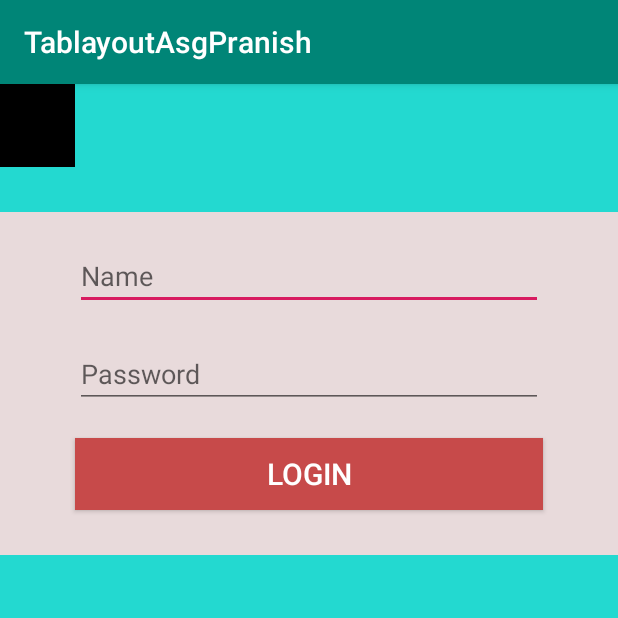
After one commit to pranishkessi/TablayoutAsgPranish, an Android app: the fragment LoginFragment shown on its own in the app's theme, on a phone screen of 412 x 824 dp, the top half of it. The commit adds this screen. Run offline under Robolectric (Android 15) with nearby library versions, the phone set to English and light mode, and no system bars.

Commit message:
Second Commit

```diff
--- a/app/build.gradle
+++ b/app/build.gradle
@@ -27,6 +27,7 @@ dependencies {
     implementation 'androidx.navigation:navigation-fragment:2.0.0'
     implementation 'androidx.navigation:navigation-ui:2.0.0'
     implementation 'androidx.lifecycle:lifecycle-extensions:2.0.0'
+    implementation 'androidx.legacy:legacy-support-v4:1.0.0'
     testImplementation 'junit:junit:4.12'
     androidTestImplementation 'androidx.test.ext:junit:1.1.1'
     androidTestImplementation 'androidx.test.espresso:espresso-core:3.2.0'
--- a/app/src/main/AndroidManifest.xml
+++ b/app/src/main/AndroidManifest.xml
@@ -12,7 +12,8 @@
         android:roundIcon="@mipmap/ic_launcher_round"
         android:supportsRtl="true"
         android:theme="@style/AppTheme">
-        <activity android:name=".DisplayMain"></activity>
+        <activity android:name=".NavMain"></activity>
+        <activity android:name=".DisplayMain" />
         <activity
             android:name=".MainActivity"
             android:label="@string/app_name"
--- /dev/null
+++ b/app/src/main/java/com/si/tablayoutasgpranish/LoginFragment.java
@@ -0,0 +1,78 @@
+package com.si.tablayoutasgpranish;
+
+import android.content.Context;
+import android.content.Intent;
+import android.net.Uri;
+import android.os.Bundle;
+
+import androidx.fragment.app.Fragment;
+
+import android.text.TextUtils;
+import android.view.LayoutInflater;
+import android.view.View;
+import android.view.ViewGroup;
+import android.widget.Button;
+import android.widget.EditText;
+import android.widget.Toast;
+
+import com.si.tablayoutasgpranish.implement.InterfaceClassIMPL;
+import com.si.tablayoutasgpranish.implement.TabLayoutInterface;
+import com.si.tablayoutasgpranish.model.Datacenter;
+
+
+public class LoginFragment extends Fragment {
+  EditText loginName, loginPassword;
+  Button btnlogin;
+
+
+    public LoginFragment() {
+        // Required empty public constructor
+    }
+
+
+
+
+    @Override
+    public View onCreateView(LayoutInflater inflater, ViewGroup container,
+                             Bundle savedInstanceState) {
+        View view = inflater.inflate(R.layout.fragment_login, container, false);
+        loginName = view.findViewById(R.id.loginName);
+        loginPassword = view.findViewById(R.id.loginPass);
+        btnlogin = view.findViewById(R.id.btnLogin);
+        btnlogin.setOnClickListener(new View.OnClickListener() {
+            @Override
+            public void onClick(View v) {
+
+            }
+        });
+        return view;
+    }
+
+
+    public void DataStore(){
+        Datacenter datacenter = new Datacenter();
+        String name = "", password = "";
+        if (!TextUtils.isEmpty(loginName.getText().toString())){
+            name = loginName.getText().toString();
+
+            if (!TextUtils.isEmpty(loginPassword.getText().toString())){
+                password = loginPassword.getText().toString();
+            }
+
+            else {
+                loginName.setError("Enter Name");
+                return;
+            }
+
+            TabLayoutInterface impl = new InterfaceClassIMPL();
+            if (impl.Checkuser(name,password)){
+                Toast.makeText(getActivity(), "Welcome" + name,  Toast.LENGTH_SHORT).show();
+                Intent intent = new Intent(getActivity(),)
+            }
+        }
+
+    }
+
+
+
+}
--- /dev/null
+++ b/app/src/main/res/layout/fragment_login.xml
@@ -0,0 +1,73 @@
+<?xml version="1.0" encoding="utf-8"?>
+<androidx.constraintlayout.widget.ConstraintLayout xmlns:android="http://schemas.android.com/apk/res/android"
+    xmlns:app="http://schemas.android.com/apk/res-auto"
+    xmlns:tools="http://schemas.android.com/tools"
+    android:layout_width="match_parent"
+    android:layout_height="match_parent"
+    android:background="#23d9d0"
+    tools:context=".LoginFragment">
+
+    <ImageView
+        android:layout_width="50dp"
+        android:layout_height="55dp"
+        android:layout_marginStart="176dp"
+        android:layout_marginLeft="176dp"
+        android:layout_marginTop="32dp"
+        android:src="@android:color/black"
+        app:layout_constraintEnd_toEndOf="Parent"
+        app:layout_constraintHorizontal_bias="0.0"
+        app:layout_constraintStart_toStartOf="Parent"
+        app:layout_constraintTop_toTopOf="Parent"
+
+        />
+
+    <LinearLayout
+        android:layout_width="match_parent"
+        android:layout_height="wrap_content"
+        android:layout_marginTop="85dp"
+        android:background="#e8dadb"
+        android:orientation="vertical"
+        app:layout_constraintStart_toStartOf="parent"
+        app:layout_constraintTop_toTopOf="parent">
+
+
+        <EditText
+
+            android:id="@+id/loginName"
+            android:layout_width="match_parent"
+            android:layout_height="wrap_content"
+            android:layout_marginLeft="50dp"
+            android:layout_marginTop="20dp"
+            android:layout_marginRight="50dp"
+            android:ems="10"
+            android:hint="Name"
+            android:inputType="textPersonName" />
+
+        <EditText
+            android:id="@+id/loginPass"
+            android:layout_width="match_parent"
+            android:layout_height="wrap_content"
+            android:layout_marginLeft="50dp"
+            android:layout_marginTop="20dp"
+            android:layout_marginRight="50dp"
+            android:ems="10"
+            android:hint="Password"
+            android:inputType="textPassword" />
+
+        <Button
+            android:id="@+id/btnLogin"
+            android:layout_width="match_parent"
+            android:layout_height="wrap_content"
+            android:layout_marginLeft="50dp"
+            android:layout_marginTop="20dp"
+            android:layout_marginRight="50dp"
+            android:layout_marginBottom="30dp"
+            android:background="#c74a4a"
+            android:text="LOGIN"
+            android:textColor="#ffffff"
+            android:textSize="20dp" />
+
+    </LinearLayout>
+
+
+</androidx.constraintlayout.widget.ConstraintLayout>
--- a/app/src/main/res/values/strings.xml
+++ b/app/src/main/res/values/strings.xml
@@ -13,4 +13,7 @@
     <string name="menu_tools">Tools</string>
     <string name="menu_share">Share</string>
     <string name="menu_send">Send</string>
+
+    <!-- TODO: Remove or change this placeholder text -->
+    <string name="hello_blank_fragment">Hello blank fragment</string>
 </resources>
```
Also changed, not shown: app/src/main/java/com/si/tablayoutasgpranish/NavMain.java (added, +14 -0 lines), app/src/main/res/layout/activity_nav_main.xml (added, +25 -0 lines), app/src/main/res/layout/app_bar_nav_main.xml (added, +27 -0 lines), app/src/main/res/layout/content_nav_main.xml (added, +20 -0 lines).
